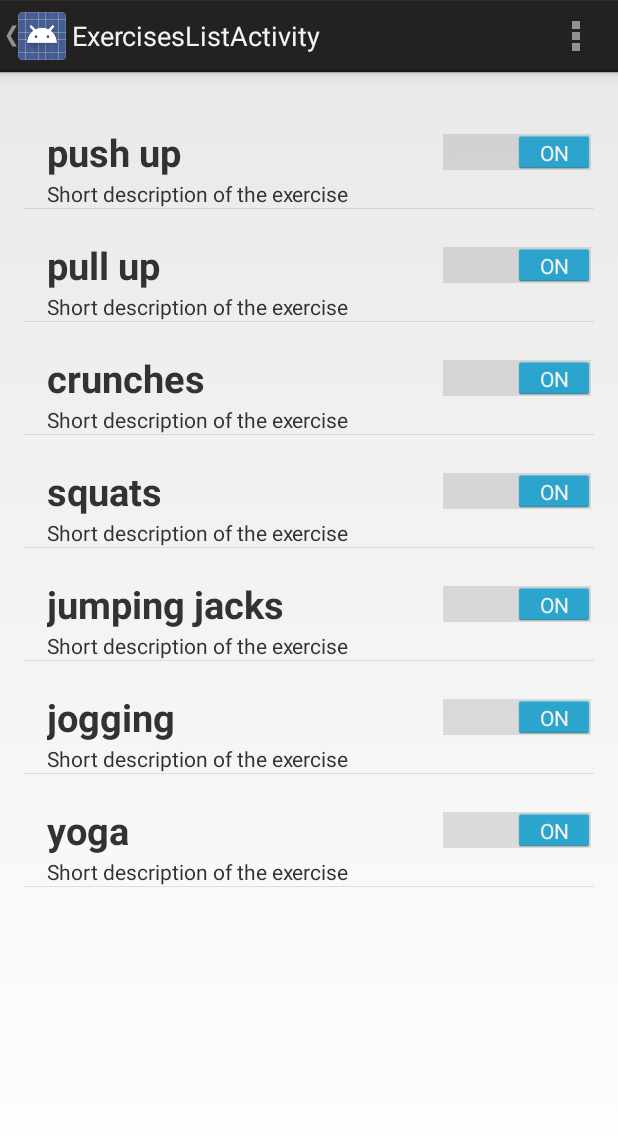
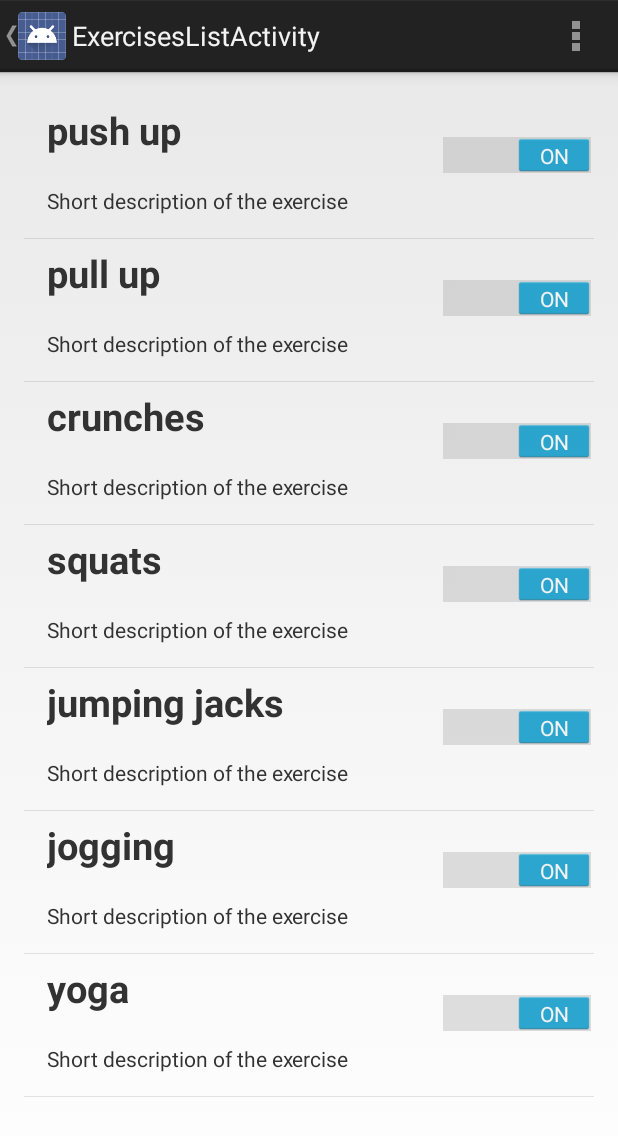
Before and after one commit to a-songac/boost-break, an Android app: the fragment ExercisesListFragment placed in its activity, on a phone screen of 412 x 824 dp. Shown: the top 1136 px of the screen. Run offline under Robolectric (Android 15) with nearby library versions, the phone set to English and light mode, and no system bars.

Commit message:
Use styles for the exercise list item

```diff
--- a/app/src/main/java/project/boostbreak/ExerciseListAdapter.java
+++ b/app/src/main/java/project/boostbreak/ExerciseListAdapter.java
@@ -39,8 +39,10 @@ public class ExerciseListAdapter extends ArrayAdapter<String> {
 
             // set up the view holder
             mViewHolder = new ViewHolder();
-            mViewHolder.titleTextView = (TextView) convertView.findViewById(R.id.exercise_list_item);
-            mViewHolder.descTextView = (TextView) convertView.findViewById(R.id.exercise_short_desc_textView);
+            mViewHolder.titleTextView = (TextView) convertView.findViewById(
+                    R.id.exercise_list_item);
+            mViewHolder.descTextView = (TextView) convertView.findViewById(
+                    R.id.exercise_short_desc_textView);
             mViewHolder.activeSwitch = (Switch) convertView.findViewById(R.id.active_switch);
 
             // store the holder with the view
--- a/app/src/main/java/project/boostbreak/MainActivity.java
+++ b/app/src/main/java/project/boostbreak/MainActivity.java
@@ -101,13 +101,14 @@ public class MainActivity extends FragmentActivity {
 		resetButton = (Button) findViewById(R.id.resetButton);
 		setTimeButton = (Button) findViewById(R.id.setTimeButton);
 
+
         // Set the navigation drawer
-
-        mTitle = mDrawerTitle = getTitle();
+        mTitle = getTitle();
         mDrawerTitle = "Slider Menu";
         // intents for the menu items
         final Intent exerciseListIntent =  new Intent(this, ExercisesListActivity.class);
         final Intent statsIntent =  new Intent(this, StatisticsActivity.class);
+
 
         // list adapter for drawer
         mDrawerList.setAdapter(new ArrayAdapter<String>(this,R.layout.drawer_list_item,
@@ -127,7 +128,7 @@ public class MainActivity extends FragmentActivity {
             }
         });
 
-        // enabling action bar app icon and behaving it as toggle button
+        // enabling action bar app icon and behaving it as toggle button for the drawer
         getActionBar().setDisplayHomeAsUpEnabled(true);
         getActionBar().setHomeButtonEnabled(true);
 
@@ -153,7 +154,7 @@ public class MainActivity extends FragmentActivity {
 		// display the initial time on the clock
 		timerValue.setText(setTextTime(chosenTimeInSeconds));
 
-        // Announce the presence of the drawer on first time
+        // Announce the presence of the drawer on first time (2 sec following opening)
         if(savedInstanceState == null)
             customHandler.postDelayed(announceDrawerPresence, 2000);
 
@@ -174,13 +175,15 @@ public class MainActivity extends FragmentActivity {
 					alarmTriggeredIntent = new Intent(MainActivity.this, AlarmReceiver.class);
 					alarmTriggeredPendingIntent =  PendingIntent.getBroadcast(MainActivity.this, 0,
                             alarmTriggeredIntent, 0);
+
 					// start the alarm
 					momentAlarmTriggeredMillis = System.currentTimeMillis() + timeInSeconds*1000L;
 					alarmManager.set(AlarmManager.RTC_WAKEUP,momentAlarmTriggeredMillis,
                             alarmTriggeredPendingIntent);
 					Log.i(AlarmReceiver.TAG, "Alarm has been started");
 
-					// Start the handler for time flowing
+
+					// Start the handler for timer countdown
 					customHandler.post(updateTimerThread);
 					// inform of the beginning of a working period is started or resumed
 					if(!inPeriod){
--- a/app/src/main/res/layout/exercise_list_item.xml
+++ b/app/src/main/res/layout/exercise_list_item.xml
@@ -4,21 +4,16 @@
 xmlns:tools="http://schemas.android.com/tools"
 android:layout_width="match_parent"
 android:layout_height="wrap_content"
+android:paddingBottom="15dp"
 tools:context="project.boostbreak.ExercisesListFragment">
 
     <TextView xmlns:android="http://schemas.android.com/apk/res/android"
         android:id="@+id/exercise_list_item"
-        android:layout_width="wrap_content"
-        android:layout_height="wrap_content"
-        android:gravity="center_vertical"
-        android:textSize="25sp"
-        android:textStyle="bold"
-        android:minHeight="45sp"
-        android:paddingLeft="15sp"
-        android:paddingBottom="20dp"
-        android:paddingTop="20dp"
+        style="@style/ExerciseListItem"
         tools:text="Exercise"
-        />
+        android:layout_toLeftOf="@+id/active_switch"
+        android:layout_alignParentLeft="true"
+        android:layout_alignParentStart="true" />
 
     <Switch
         android:layout_width="wrap_content"
@@ -28,18 +23,17 @@ tools:context="project.boostbreak.ExercisesListFragment">
         android:layout_alignParentTop="true"
         android:layout_alignParentRight="true"
         android:layout_alignParentEnd="true"
-        android:layout_alignBottom="@+id/exercise_list_item" />
+        android:layout_alignBottom="@+id/exercise_short_desc_textView" />
 
     <TextView
-        android:layout_width="wrap_content"
-        android:layout_height="wrap_content"
-        android:textAppearance="?android:attr/textAppearanceSmall"
         android:id="@+id/exercise_short_desc_textView"
-        android:layout_alignBottom="@+id/exercise_list_item"
+        style="@style/ExerciseListItemDescription"
+        tools:text="Short Description of the exercise"
+        android:layout_below="@+id/exercise_list_item"
         android:layout_alignParentLeft="true"
         android:layout_alignParentStart="true"
-        android:paddingLeft="15sp"
-        tools:text="Short Description of the exercise"/>
+        android:layout_toLeftOf="@+id/active_switch"
+        android:layout_toStartOf="@+id/active_switch" />
 
 
 </RelativeLayout>
--- a/app/src/main/res/values/styles.xml
+++ b/app/src/main/res/values/styles.xml
@@ -17,4 +17,26 @@
         <!-- All customizations that are NOT specific to a particular API-level can go here. -->
     </style>
 
+
+    <!-- Styles for exercise list -->
+
+    <style name="ExerciseListItem">
+        <item name="android:layout_width">wrap_content</item>
+        <item name="android:layout_height">wrap_content</item>
+        <item name="android:textSize">25sp</item>
+        <item name="android:textStyle">bold</item>
+        <item name="android:minHeight">45dp</item>
+        <item name="android:paddingLeft">15dp</item>
+        <item name="android:paddingBottom">20dp</item>
+        <item name="android:paddingTop">5dp</item>
+    </style>
+
+    <style name="ExerciseListItemDescription">
+        <item name="android:textAppearance">?android:attr/textAppearanceSmall</item>
+        <item name="android:layout_width">wrap_content</item>
+        <item name="android:layout_height">wrap_content</item>
+        <item name="android:paddingLeft">15dp</item>
+        <item name="android:paddingRight">5dp</item>
+    </style>
+
 </resources>
```
Also changed, not shown: app/src/main/java/project/boostbreak/AlarmReceiver.java (+0 -10 lines).
